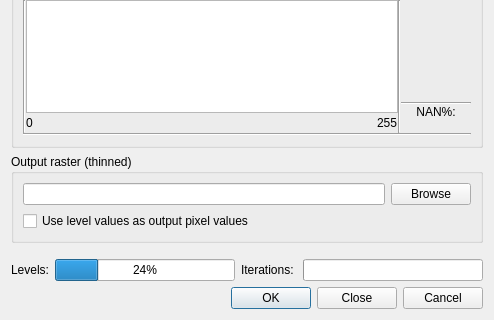
Qt form ThinGreyscale_dialog_base.ui (havatv/qgisthingreyscaleplugin) before a commit; both pictures show x 0 to 494 and y 344 to 664 of the 494 by 664 pixel window.
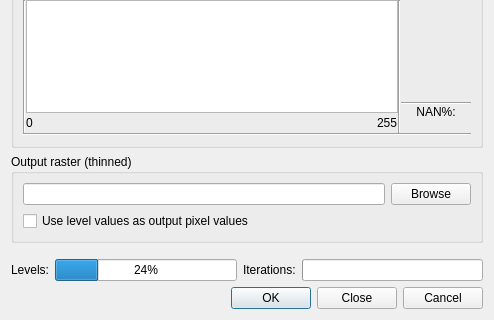
The same form after that commit.

Commit message: User interface updates (translations)

The edit to the form file:
```diff
--- a/ThinGreyscale_dialog_base.ui
+++ b/ThinGreyscale_dialog_base.ui
@@ -618,7 +618,7 @@
      <item>
       <widget class="QLabel" name="label_10">
        <property name="text">
-        <string>Iterations: </string>
+        <string>Iterations:</string>
        </property>
       </widget>
      </item>
```
Left out of the diff: 2 changed lines with no effect on the pictures. The commit also changes 1 other file.
